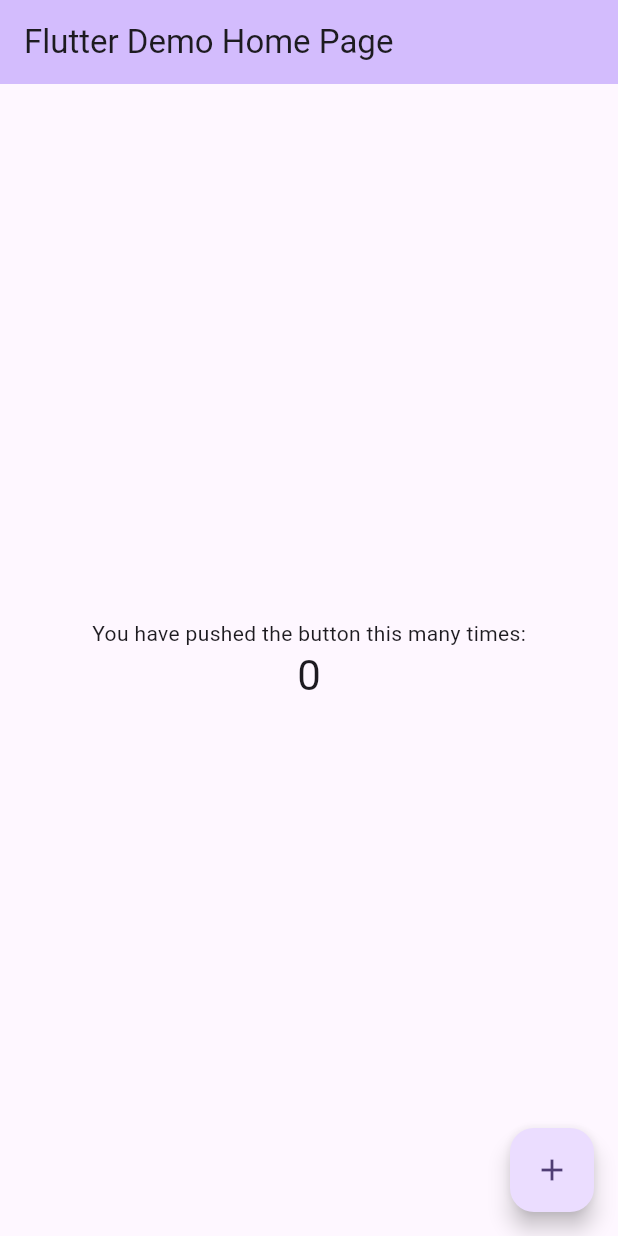
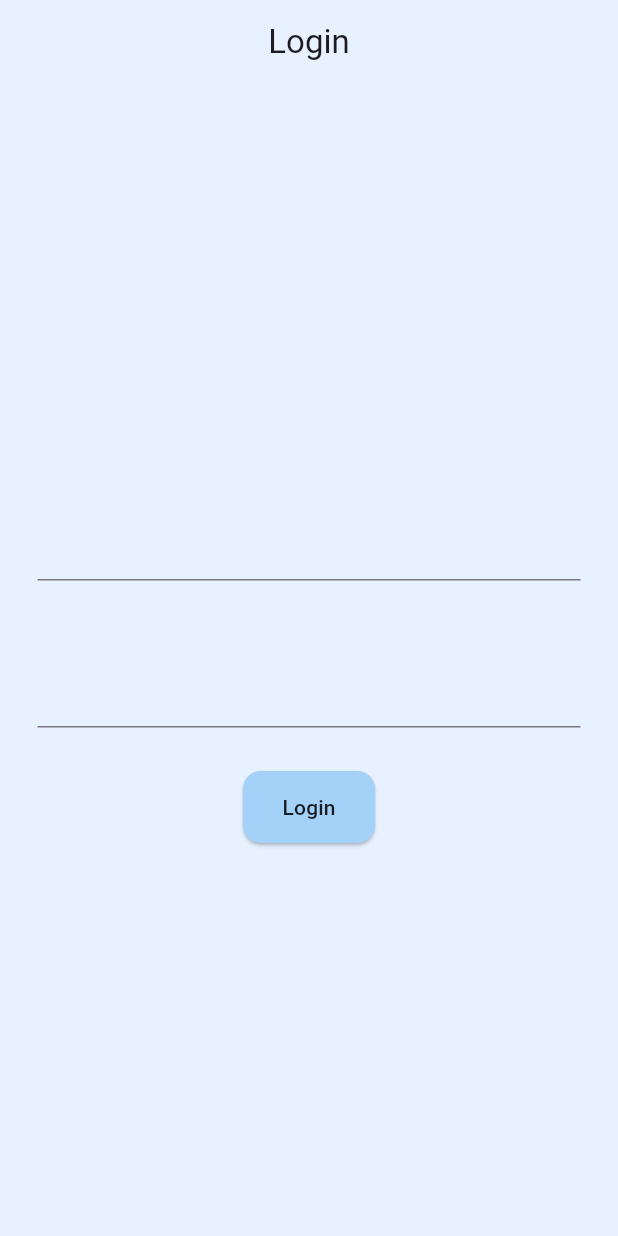
Before and after one commit to JEFFREYSMAN/application_training, a Flutter app: the screen it shows after launch, on a phone screen of 412 x 824 dp. Run offline on Flutter 3.47's test engine with Material 2 defaults, Android fonts, the light colour scheme and no system bars; our stand-ins replace flutter_hooks; missing offline and left inert: dart:html.

Commit message:
Login screen setup

```diff
--- /dev/null
+++ b/lib/common/login_button.dart
@@ -0,0 +1,14 @@
+import 'package:flutter/material.dart';
+
+class Buttons extends StatelessWidget {
+  const Buttons({
+    super.key,
+  });
+
+  @override
+  Widget build(BuildContext context) {
+    return Card(
+        color: const Color.fromARGB(255, 163, 209, 247),
+        child: MaterialButton(onPressed: () {}, child: const Text('Login')));
+  }
+}
--- /dev/null
+++ b/lib/common/textfields.dart
@@ -0,0 +1,17 @@
+import 'package:flutter/material.dart';
+
+class Textfield extends StatelessWidget {
+  const Textfield({
+    super.key,
+  });
+
+  @override
+  Widget build(BuildContext context) {
+    return Padding(
+      padding: const EdgeInsets.all(25.0),
+      child: TextField(
+        onSubmitted: (String value) {},
+      ),
+    );
+  }
+}
--- a/lib/main.dart
+++ b/lib/main.dart
@@ -1,3 +1,4 @@
+import 'package:application_training/screens/login-screen.dart';
 import 'package:flutter/material.dart';
 
 void main() {
@@ -10,60 +11,13 @@ class MyApp extends StatelessWidget {
   @override
   Widget build(BuildContext context) {
     return MaterialApp(
+      debugShowCheckedModeBanner: false,
       title: 'Flutter Demo',
       theme: ThemeData(
         colorScheme: ColorScheme.fromSeed(seedColor: Colors.deepPurple),
         useMaterial3: true,
       ),
-      home: const MyHomePage(title: 'Flutter Demo Home Page'),
+      home: const LoginPage(),
     );
   }
 }
-
-class MyHomePage extends StatefulWidget {
-  const MyHomePage({super.key, required this.title});
-
-  final String title;
-
-  @override
-  State<MyHomePage> createState() => _MyHomePageState();
-}
-
-class _MyHomePageState extends State<MyHomePage> {
-  int _counter = 0;
-
-  void _incrementCounter() {
-    setState(() {
-      _counter++;
-    });
-  }
-
-  @override
-  Widget build(BuildContext context) {
-    return Scaffold(
-      appBar: AppBar(
-        backgroundColor: Theme.of(context).colorScheme.inversePrimary,
-        title: Text(widget.title),
-      ),
-      body: Center(
-        child: Column(
-          mainAxisAlignment: MainAxisAlignment.center,
-          children: <Widget>[
-            const Text(
-              'You have pushed the button this many times:',
-            ),
-            Text(
-              '$_counter',
-              style: Theme.of(context).textTheme.headlineMedium,
-            ),
-          ],
-        ),
-      ),
-      floatingActionButton: FloatingActionButton(
-        onPressed: _incrementCounter,
-        tooltip: 'Increment',
-        child: const Icon(Icons.add),
-      ),
-    );
-  }
-}
--- /dev/null
+++ b/lib/screens/login-screen.dart
@@ -0,0 +1,27 @@
+import 'dart:html';
+
+import 'package:application_training/common/login_button.dart';
+import 'package:application_training/common/textfields.dart';
+import 'package:flutter/material.dart';
+import 'package:flutter_hooks/flutter_hooks.dart';
+
+class LoginPage extends HookWidget {
+  const LoginPage({super.key});
+
+  @override
+  Widget build(BuildContext context) {
+    return Scaffold(
+      backgroundColor: const Color.fromARGB(255, 232, 241, 255),
+      appBar: AppBar(
+        backgroundColor: Colors.transparent,
+        title: const Center(child: Text('Login')),
+      ),
+      body: const Center(
+        child: Column(
+          mainAxisSize: MainAxisSize.min,
+          children: [Textfield(), Textfield(), Buttons()],
+        ),
+      ),
+    );
+  }
+}
```
Also changed, not shown: pubspec.yaml (+4 -69 lines), lib/screens/register-screen.dart (added), pubspec.lock.
